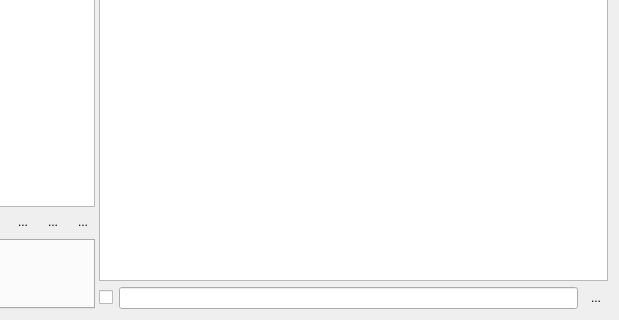
Before: the Qt Designer form ui/PulseProgram.ui in MonroeQuantumNetworks/IonControl, drawn with Qt 5; both pictures show x 425 to 1044 and y 533 to 853 of the 1044 by 853 pixel window.
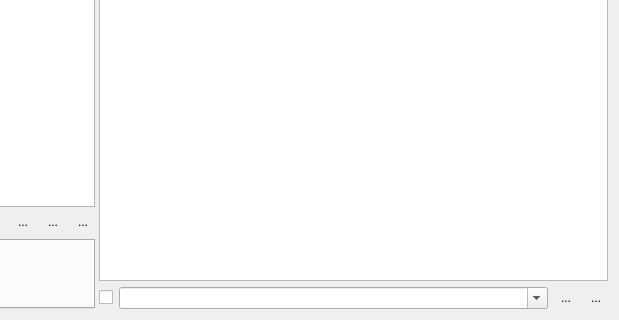
After: the same form once the commit is applied. Icons and pictures are not drawn.

Commit message: RAM override seems to work now

Patch:
```diff
--- a/ui/PulseProgram.ui
+++ b/ui/PulseProgram.ui
@@ -218,11 +218,34 @@
           </widget>
          </item>
          <item>
-          <widget class="QLineEdit" name="fileNameRam">
+          <widget class="QComboBox" name="ramFilenameComboBox">
+           <property name="sizePolicy">
+            <sizepolicy hsizetype="Expanding" vsizetype="Fixed">
+             <horstretch>0</horstretch>
+             <verstretch>0</verstretch>
+            </sizepolicy>
+           </property>
+           <property name="editable">
+            <bool>true</bool>
+           </property>
+           <property name="maxVisibleItems">
+            <number>100</number>
+           </property>
+          </widget>
+         </item>
+         <item>
+          <widget class="QToolButton" name="removeCurrentRamFile">
            <property name="toolTip">
             <string>Filename to write to RAM</string>
            </property>
-           <property name="readOnly">
+           <property name="text">
+            <string>...</string>
+           </property>
+           <property name="icon">
+            <iconset resource="Experiment.qrc">
+             <normaloff>:/openicon/icons/edit-clear-locationbar-rtl.png</normaloff>:/openicon/icons/edit-clear-locationbar-rtl.png</iconset>
+           </property>
+           <property name="autoRaise">
             <bool>true</bool>
            </property>
           </widget>
```
Left out of the diff: 2 changed lines with no effect on the pictures. The commit also changes 1 other file.
